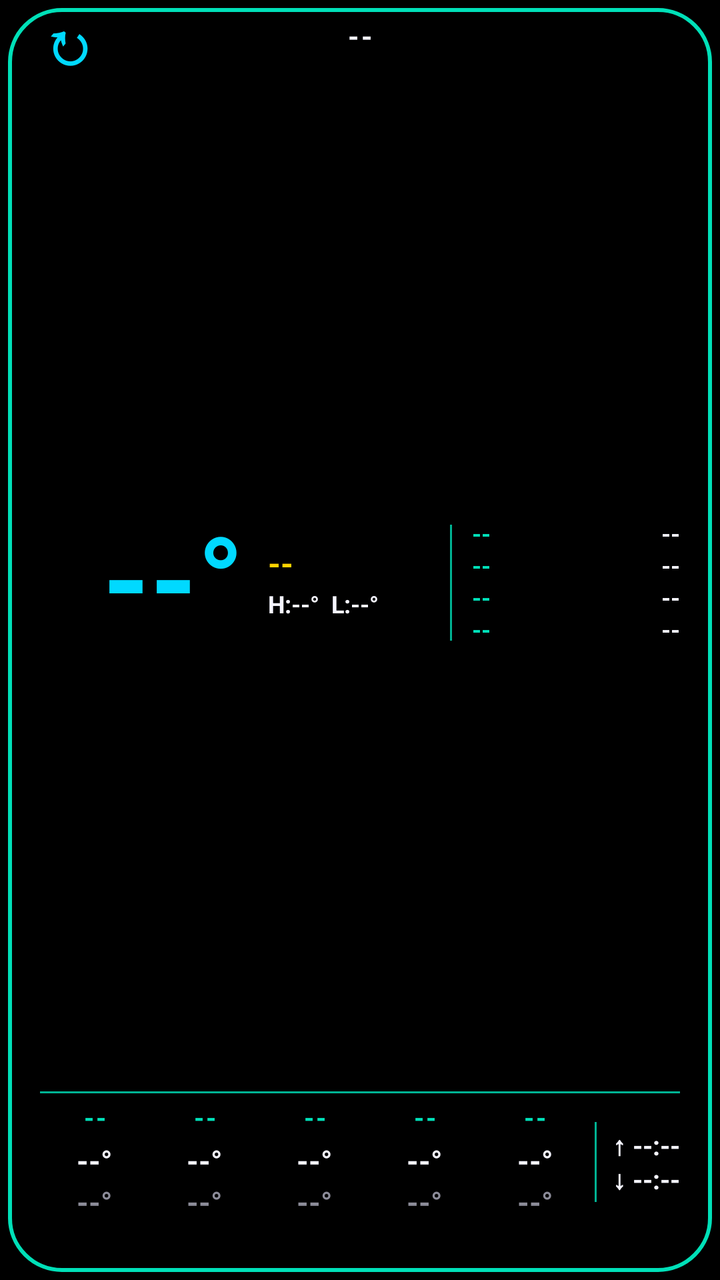
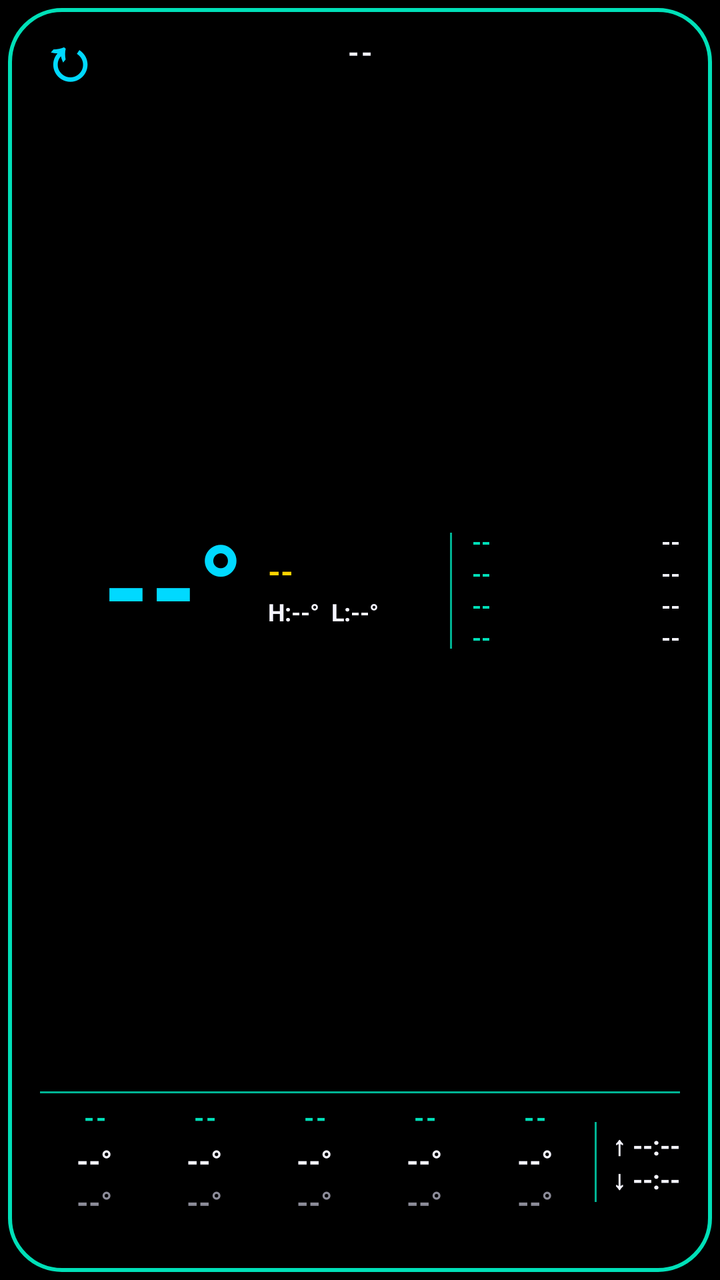

Two renders of the same Android screen: before a commit and after it. Below are the layout's source before the change and the commit's diff.
<!-- AndroidManifest.xml: application theme Theme.WeatherWidget -->
<!-- res/layout/widget_weather_wide.xml -->
<?xml version="1.0" encoding="utf-8"?>
<LinearLayout xmlns:android="http://schemas.android.com/apk/res/android"
    android:id="@+id/weatherWidgetRoot"
    android:layout_width="match_parent"
    android:layout_height="match_parent"
    android:orientation="vertical"
    android:background="@drawable/widget_background_r26_inset"
    android:paddingTop="0dp"
    android:paddingBottom="10dp"
    android:paddingStart="20dp"
    android:paddingEnd="20dp">

    
    <LinearLayout
        android:layout_width="match_parent"
        android:layout_height="wrap_content"
        android:orientation="horizontal"
        android:gravity="center_vertical">
        <TextView
            android:id="@+id/refreshIcon"
            android:layout_width="48dp"
            android:layout_height="37dp"
            
            android:layout_marginStart="-10dp"
            android:gravity="center"
            android:includeFontPadding="false"
            android:textColor="@color/retro_cyan"
            android:textStyle="bold"
            android:textSize="30sp"
            android:text="↻" />
        <TextView
            android:id="@+id/wideCityText"
            android:layout_width="0dp"
            android:layout_height="wrap_content"
            android:layout_weight="1"
            android:gravity="center"
            android:includeFontPadding="false"
            android:textColor="@color/retro_white"
            android:textStyle="bold"
            android:textSize="14sp"
            android:textAllCaps="true"
            android:letterSpacing="0.08"
            android:singleLine="true"
            android:ellipsize="end"
            android:text="--" />
        <TextView
            android:layout_width="38dp"
            android:layout_height="1dp" />
    </LinearLayout>

    
    <LinearLayout
        android:layout_width="match_parent"
        android:layout_height="0dp"
        android:layout_weight="1"
        android:orientation="horizontal"
        android:gravity="center_vertical"
        android:baselineAligned="false">

        
        <LinearLayout
            android:layout_width="0dp"
            android:layout_height="wrap_content"
            android:layout_weight="1"
            android:orientation="horizontal"
            android:gravity="center"
            android:baselineAligned="false">

        <TextView
            android:id="@+id/wideTempText"
            android:layout_width="wrap_content"
            android:layout_height="wrap_content"
            android:includeFontPadding="false"
            android:textColor="@color/retro_cyan"
            android:textStyle="bold"
            android:textSize="60sp"
            android:singleLine="true"
            android:text="--°" />

        <LinearLayout
            android:layout_width="wrap_content"
            android:layout_height="wrap_content"
            android:layout_marginStart="12dp"
            android:orientation="vertical">
            <TextView
                android:id="@+id/wideConditionText"
                android:layout_width="wrap_content"
                android:layout_height="wrap_content"
                android:includeFontPadding="false"
                android:textColor="@color/retro_yellow"
                android:textStyle="bold"
                android:textSize="16sp"
                android:singleLine="true"
                android:text="--" />
            <TextView
                android:id="@+id/wideHighLowText"
                android:layout_width="wrap_content"
                android:layout_height="wrap_content"
                android:layout_marginTop="4dp"
                android:includeFontPadding="false"
                android:textColor="@color/retro_white"
                android:textStyle="bold"
                android:textSize="12sp"
                android:singleLine="true"
                android:text="H:--°  L:--°" />
        </LinearLayout>
        </LinearLayout>

        
        <TextView
            android:layout_width="1dp"
            android:layout_height="58dp"
            android:layout_marginStart="4dp"
            android:layout_marginEnd="10dp"
            android:background="@color/retro_teal_dim" />

        <LinearLayout
            android:layout_width="104dp"
            android:layout_height="64dp"
            android:orientation="vertical">
            <LinearLayout
                android:layout_width="match_parent"
                android:layout_height="0dp"
                android:layout_weight="1"
                android:orientation="horizontal"
                android:gravity="center_vertical">
                <TextView
                    android:id="@+id/wideStat0Label"
                    android:layout_width="wrap_content"
                    android:layout_height="wrap_content"
                    android:includeFontPadding="false"
                    android:textColor="@color/retro_teal"
                    android:textStyle="bold"
                    android:textSize="12sp"
                    android:singleLine="true"
                    android:text="--" />
                <TextView
                    android:id="@+id/wideStat0Value"
                    android:layout_width="0dp"
                    android:layout_height="wrap_content"
                    android:layout_weight="1"
                    android:includeFontPadding="false"
                    android:gravity="end"
                    android:textColor="@color/retro_white"
                    android:textStyle="bold"
                    android:textSize="12sp"
                    android:singleLine="true"
                    android:text="--" />
            </LinearLayout>
            <LinearLayout
                android:layout_width="match_parent"
                android:layout_height="0dp"
                android:layout_weight="1"
                android:orientation="horizontal"
                android:gravity="center_vertical">
                <TextView
                    android:id="@+id/wideStat1Label"
                    android:layout_width="wrap_content"
                    android:layout_height="wrap_content"
                    android:includeFontPadding="false"
                    android:textColor="@color/retro_teal"
                    android:textStyle="bold"
                    android:textSize="12sp"
                    android:singleLine="true"
                    android:text="--" />
                <TextView
                    android:id="@+id/wideStat1Value"
                    android:layout_width="0dp"
                    android:layout_height="wrap_content"
                    android:layout_weight="1"
                    android:includeFontPadding="false"
                    android:gravity="end"
                    android:textColor="@color/retro_white"
                    android:textStyle="bold"
                    android:textSize="12sp"
                    android:singleLine="true"
                    android:text="--" />
            </LinearLayout>
            <LinearLayout
                android:layout_width="match_parent"
                android:layout_height="0dp"
                android:layout_weight="1"
                android:orientation="horizontal"
                android:gravity="center_vertical">
                <TextView
                    android:id="@+id/wideStat2Label"
                    android:layout_width="wrap_content"
                    android:layout_height="wrap_content"
                    android:includeFontPadding="false"
                    android:textColor="@color/retro_teal"
                    android:textStyle="bold"
                    android:textSize="12sp"
                    android:singleLine="true"
                    android:text="--" />
                <TextView
                    android:id="@+id/wideStat2Value"
                    android:layout_width="0dp"
                    android:layout_height="wrap_content"
                    android:layout_weight="1"
                    android:includeFontPadding="false"
                    android:gravity="end"
                    android:textColor="@color/retro_white"
                    android:textStyle="bold"
                    android:textSize="12sp"
                    android:singleLine="true"
                    android:text="--" />
            </LinearLayout>
            <LinearLayout
                android:layout_width="match_parent"
                android:layout_height="0dp"
                android:layout_weight="1"
                android:orientation="horizontal"
                android:gravity="center_vertical">
                <TextView
                    android:id="@+id/wideStat3Label"
                    android:layout_width="wrap_content"
                    android:layout_height="wrap_content"
                    android:includeFontPadding="false"
                    android:textColor="@color/retro_teal"
                    android:textStyle="bold"
                    android:textSize="12sp"
                    android:singleLine="true"
                    android:text="--" />
                <TextView
                    android:id="@+id/wideStat3Value"
                    android:layout_width="0dp"
                    android:layout_height="wrap_content"
                    android:layout_weight="1"
                    android:includeFontPadding="false"
                    android:gravity="end"
                    android:textColor="@color/retro_white"
                    android:textStyle="bold"
                    android:textSize="12sp"
                    android:singleLine="true"
                    android:text="--" />
            </LinearLayout>
        </LinearLayout>
    </LinearLayout>

    
    <TextView
        android:layout_width="match_parent"
        android:layout_height="1dp"
        android:layout_marginBottom="5dp"
        android:background="@color/retro_teal_dim" />

    
    <LinearLayout
        android:layout_width="match_parent"
        android:layout_height="wrap_content"
        android:orientation="horizontal"
        android:gravity="center_vertical"
        android:baselineAligned="false">
        <LinearLayout
            android:layout_width="0dp"
            android:layout_height="wrap_content"
            android:layout_weight="1"
            android:orientation="vertical"
            android:gravity="center_horizontal">
            <TextView
                android:id="@+id/wideDay0Label"
                android:layout_width="wrap_content"
                android:layout_height="wrap_content"
                android:includeFontPadding="false"
                android:textColor="@color/retro_teal"
                android:textStyle="bold"
                android:textSize="13sp"
                android:letterSpacing="0.06"
                android:text="--" />
            <TextView
                android:id="@+id/wideDay0High"
                android:layout_width="wrap_content"
                android:layout_height="wrap_content"
                android:layout_marginTop="5dp"
                android:includeFontPadding="false"
                android:textColor="@color/retro_white"
                android:textStyle="bold"
                android:textSize="15sp"
                android:singleLine="true"
                android:text="--°" />
            <TextView
                android:id="@+id/wideDay0Low"
                android:layout_width="wrap_content"
                android:layout_height="wrap_content"
                android:layout_marginTop="3dp"
                android:includeFontPadding="false"
                android:textColor="@color/retro_white_dim"
                android:textStyle="bold"
                android:textSize="15sp"
                android:singleLine="true"
                android:text="--°" />
        </LinearLayout>
        <LinearLayout
            android:layout_width="0dp"
            android:layout_height="wrap_content"
            android:layout_weight="1"
            android:orientation="vertical"
            android:gravity="center_horizontal">
            <TextView
                android:id="@+id/wideDay1Label"
                android:layout_width="wrap_content"
                android:layout_height="wrap_content"
                android:includeFontPadding="false"
                android:textColor="@color/retro_teal"
                android:textStyle="bold"
                android:textSize="13sp"
                android:letterSpacing="0.06"
                android:text="--" />
            <TextView
                android:id="@+id/wideDay1High"
                android:layout_width="wrap_content"
                android:layout_height="wrap_content"
                android:layout_marginTop="5dp"
                android:includeFontPadding="false"
                android:textColor="@color/retro_white"
                android:textStyle="bold"
                android:textSize="15sp"
                android:singleLine="true"
                android:text="--°" />
            <TextView
                android:id="@+id/wideDay1Low"
                android:layout_width="wrap_content"
                android:layout_height="wrap_content"
                android:layout_marginTop="3dp"
                android:includeFontPadding="false"
                android:textColor="@color/retro_white_dim"
                android:textStyle="bold"
                android:textSize="15sp"
                android:singleLine="true"
                android:text="--°" />
        </LinearLayout>
        <LinearLayout
            android:layout_width="0dp"
            android:layout_height="wrap_content"
            android:layout_weight="1"
            android:orientation="vertical"
            android:gravity="center_horizontal">
            <TextView
                android:id="@+id/wideDay2Label"
                android:layout_width="wrap_content"
                android:layout_height="wrap_content"
                android:includeFontPadding="false"
                android:textColor="@color/retro_teal"
                android:textStyle="bold"
                android:textSize="13sp"
                android:letterSpacing="0.06"
                android:text="--" />
            <TextView
                android:id="@+id/wideDay2High"
                android:layout_width="wrap_content"
                android:layout_height="wrap_content"
                android:layout_marginTop="5dp"
                android:includeFontPadding="false"
                android:textColor="@color/retro_white"
                android:textStyle="bold"
                android:textSize="15sp"
                android:singleLine="true"
                android:text="--°" />
            <TextView
                android:id="@+id/wideDay2Low"
                android:layout_width="wrap_content"
                android:layout_height="wrap_content"
                android:layout_marginTop="3dp"
                android:includeFontPadding="false"
                android:textColor="@color/retro_white_dim"
                android:textStyle="bold"
                android:textSize="15sp"
                android:singleLine="true"
                android:text="--°" />
        </LinearLayout>
        <LinearLayout
            android:layout_width="0dp"
            android:layout_height="wrap_content"
            android:layout_weight="1"
            android:orientation="vertical"
            android:gravity="center_horizontal">
            <TextView
                android:id="@+id/wideDay3Label"
                android:layout_width="wrap_content"
                android:layout_height="wrap_content"
                android:includeFontPadding="false"
                android:textColor="@color/retro_teal"
                android:textStyle="bold"
                android:textSize="13sp"
                android:letterSpacing="0.06"
                android:text="--" />
            <TextView
                android:id="@+id/wideDay3High"
                android:layout_width="wrap_content"
                android:layout_height="wrap_content"
                android:layout_marginTop="5dp"
                android:includeFontPadding="false"
                android:textColor="@color/retro_white"
                android:textStyle="bold"
                android:textSize="15sp"
                android:singleLine="true"
                android:text="--°" />
            <TextView
                android:id="@+id/wideDay3Low"
                android:layout_width="wrap_content"
                android:layout_height="wrap_content"
                android:layout_marginTop="3dp"
                android:includeFontPadding="false"
                android:textColor="@color/retro_white_dim"
                android:textStyle="bold"
                android:textSize="15sp"
                android:singleLine="true"
                android:text="--°" />
        </LinearLayout>
        <LinearLayout
            android:layout_width="0dp"
            android:layout_height="wrap_content"
            android:layout_weight="1"
            android:orientation="vertical"
            android:gravity="center_horizontal">
            <TextView
                android:id="@+id/wideDay4Label"
                android:layout_width="wrap_content"
                android:layout_height="wrap_content"
                android:includeFontPadding="false"
                android:textColor="@color/retro_teal"
                android:textStyle="bold"
                android:textSize="13sp"
                android:letterSpacing="0.06"
                android:text="--" />
            <TextView
                android:id="@+id/wideDay4High"
                android:layout_width="wrap_content"
                android:layout_height="wrap_content"
                android:layout_marginTop="5dp"
                android:includeFontPadding="false"
                android:textColor="@color/retro_white"
                android:textStyle="bold"
                android:textSize="15sp"
                android:singleLine="true"
                android:text="--°" />
            <TextView
                android:id="@+id/wideDay4Low"
                android:layout_width="wrap_content"
                android:layout_height="wrap_content"
                android:layout_marginTop="3dp"
                android:includeFontPadding="false"
                android:textColor="@color/retro_white_dim"
                android:textStyle="bold"
                android:textSize="15sp"
                android:singleLine="true"
                android:text="--°" />
        </LinearLayout>

        <TextView
            android:layout_width="1dp"
            android:layout_height="40dp"
            android:layout_marginStart="2dp"
            android:layout_marginEnd="8dp"
            android:background="@color/retro_teal_dim" />

        <LinearLayout
            android:layout_width="wrap_content"
            android:layout_height="wrap_content"
            android:orientation="vertical"
            android:gravity="center_vertical">
            <TextView
                android:id="@+id/wideSunriseText"
                android:layout_width="wrap_content"
                android:layout_height="wrap_content"
                android:includeFontPadding="false"
                android:textColor="@color/retro_white"
                android:textStyle="bold"
                android:textSize="13sp"
                android:singleLine="true"
                android:text="↑ --:--" />
            <TextView
                android:id="@+id/wideSunsetText"
                android:layout_width="wrap_content"
                android:layout_height="wrap_content"
                android:layout_marginTop="-1dp"
                android:includeFontPadding="false"
                android:textColor="@color/retro_white"
                android:textStyle="bold"
                android:textSize="13sp"
                android:singleLine="true"
                android:text="↓ --:--" />
        </LinearLayout>
    </LinearLayout>

    
    <TextView
        android:id="@+id/updatedText"
        android:layout_width="match_parent"
        android:layout_height="wrap_content"
        android:layout_marginTop="4dp"
        android:paddingTop="3dp"
        android:paddingBottom="1dp"
        android:includeFontPadding="false"
        android:gravity="center"
        android:textColor="@color/retro_white_dim"
        android:textSize="10sp"
        android:singleLine="true"
        android:ellipsize="end"
        android:text="" />

</LinearLayout>
<!-- resources referenced by this layout -->
<resources>
  <color name="retro_cyan">#00D9FF</color>
  <color name="retro_teal">#00E0B8</color>
  <color name="retro_teal_dim">#CC00E0B8</color>
  <color name="retro_white">#F5F5FF</color>
  <color name="retro_white_dim">#8C8C99</color>
  <color name="retro_yellow">#FFD400</color>
  <!-- drawable widget_background_r26_inset (drawable) -->
  <?xml version="1.0" encoding="utf-8"?>
  <layer-list xmlns:android="http://schemas.android.com/apk/res/android">
      <item
          android:drawable="@drawable/widget_background_r26"
          android:left="4dp"
          android:top="4dp"
          android:right="4dp"
          android:bottom="4dp" />
  </layer-list>
  <style name="Theme.WeatherWidget" parent="Theme.MaterialComponents.NoActionBar">
          <item name="colorPrimary">@color/retro_teal</item>
          <item name="colorPrimaryDark">@color/black</item>
          <item name="colorAccent">@color/retro_cyan</item>
          <item name="android:windowBackground">@color/black</item>
          <item name="android:textColorPrimary">@color/retro_white</item>
          <item name="android:textColorSecondary">@color/retro_white</item>
      </style>
  <!-- drawable widget_background_r26 (drawable) -->
  <?xml version="1.0" encoding="utf-8"?>
  <layer-list xmlns:android="http://schemas.android.com/apk/res/android">
      <item>
          <shape android:shape="rectangle">
              <solid android:color="@color/black" />
              <corners android:radius="26dp" />
          </shape>
      </item>
      <item>
          <shape android:shape="rectangle">
              <stroke
                  android:width="2dp"
                  android:color="@color/retro_teal" />
              <corners android:radius="26dp" />
          </shape>
      </item>
  </layer-list>
  <color name="black">#000000</color>
</resources>

<!-- the commit's change to res/layout/widget_weather_wide.xml (unified diff, before → after) -->
@@ -5,7 +5,7 @@
     android:layout_height="match_parent"
     android:orientation="vertical"
     android:background="@drawable/widget_background_r26_inset"
-    android:paddingTop="0dp"
+    android:paddingTop="8dp"
     android:paddingBottom="10dp"
     android:paddingStart="20dp"
     android:paddingEnd="20dp">
